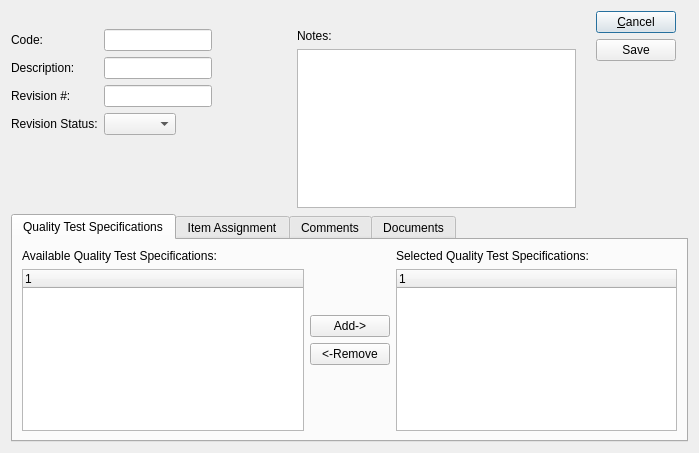
Qt form source/quality/foundation-database/uiforms/qplan.ui (tomdatkins/xtuple) before a commit.
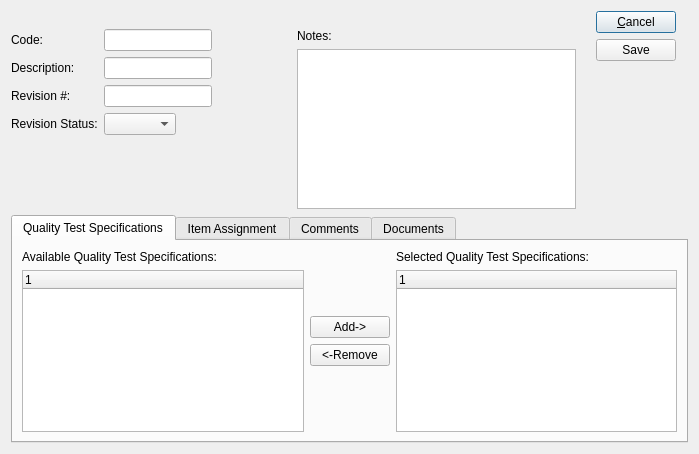
The same form after that commit. Custom widgets are drawn as their Qt base class.

Patch:
```diff
--- a/source/quality/foundation-database/uiforms/qplan.ui
+++ b/source/quality/foundation-database/uiforms/qplan.ui
@@ -14,7 +14,7 @@
     <x>0</x>
     <y>0</y>
     <width>699</width>
-    <height>453</height>
+    <height>454</height>
    </rect>
   </property>
   <property name="windowTitle">
```
Left out of the diff: 8 changed lines with no effect on the pictures.
